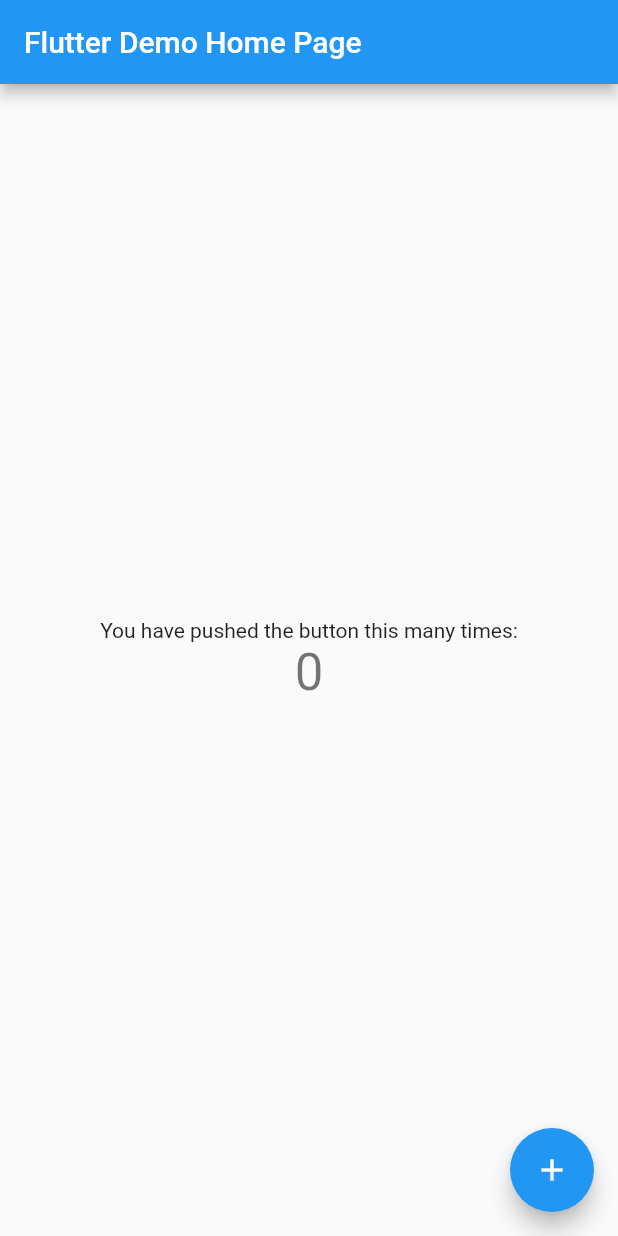
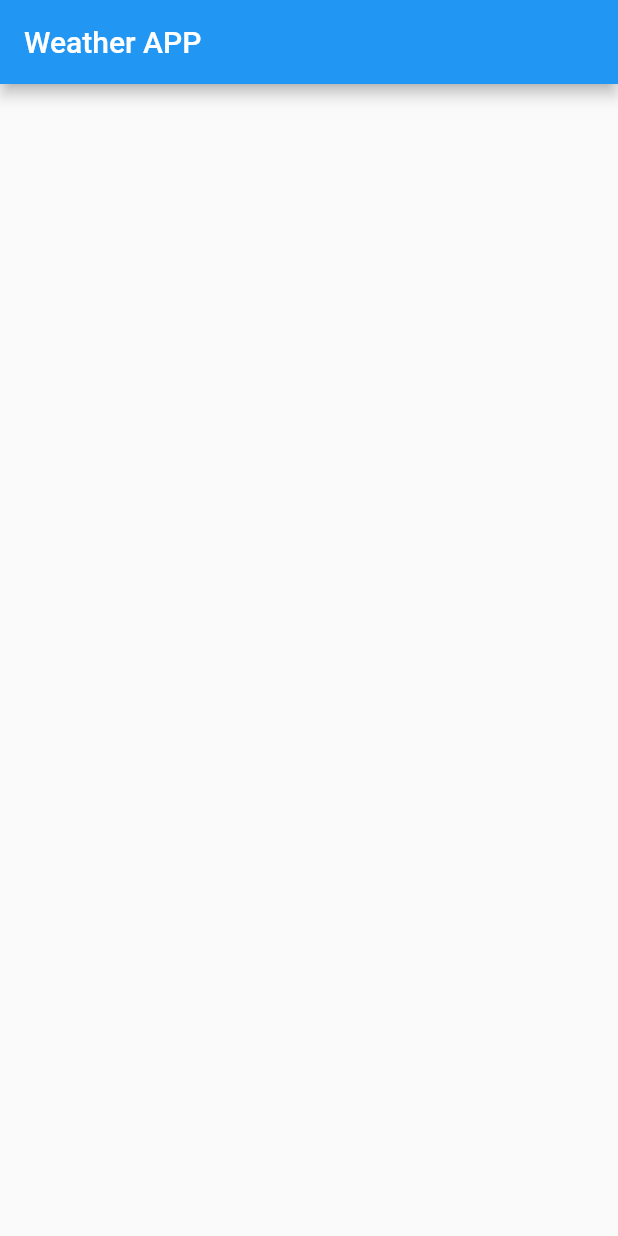
Before and after one commit to xiakshay/free_weather, a Flutter app: the screen it shows after launch, on a phone screen of 412 x 824 dp. Run offline on Flutter 3.47's test engine with Material 2 defaults, Android fonts, the phone set to English and light mode, and no system bars.

Commit message:
start with page

```diff
--- a/lib/main.dart
+++ b/lib/main.dart
@@ -1,4 +1,6 @@
 import 'package:flutter/material.dart';
+
+import 'screens/home.dart';
 
 void main() {
   runApp(const MyApp());
@@ -7,109 +9,15 @@
 class MyApp extends StatelessWidget {
   const MyApp({Key? key}) : super(key: key);
 
-  // This widget is the root of your application.
   @override
   Widget build(BuildContext context) {
     return MaterialApp(
-      title: 'Flutter Demo',
+      title: 'Weather App',
       theme: ThemeData(
-        // This is the theme of your application.
-        //
-        // Try running your application with "flutter run". You'll see the
-        // application has a blue toolbar. Then, without quitting the app, try
-        // changing the primarySwatch below to Colors.green and then invoke
-        // "hot reload" (press "r" in the console where you ran "flutter run",
-        // or simply save your changes to "hot reload" in a Flutter IDE).
-        // Notice that the counter didn't reset back to zero; the application
-        // is not restarted.
         primarySwatch: Colors.blue,
       ),
-      home: const MyHomePage(title: 'Flutter Demo Home Page'),
+      home: const Home(),
+      debugShowCheckedModeBanner: false,
     );
   }
 }
-
-class MyHomePage extends StatefulWidget {
-  const MyHomePage({Key? key, required this.title}) : super(key: key);
-
-  // This widget is the home page of your application. It is stateful, meaning
-  // that it has a State object (defined below) that contains fields that affect
-  // how it looks.
-
-  // This class is the configuration for the state. It holds the values (in this
-  // case the title) provided by the parent (in this case the App widget) and
-  // used by the build method of the State. Fields in a Widget subclass are
-  // always marked "final".
-
-  final String title;
-
-  @override
-  State<MyHomePage> createState() => _MyHomePageState();
-}
-
-class _MyHomePageState extends State<MyHomePage> {
-  int _counter = 0;
-
-  void _incrementCounter() {
-    setState(() {
-      // This call to setState tells the Flutter framework that something has
-      // changed in this State, which causes it to rerun the build method below
-      // so that the display can reflect the updated values. If we changed
-      // _counter without calling setState(), then the build method would not be
-      // called again, and so nothing would appear to happen.
-      _counter++;
-    });
-  }
-
-  @override
-  Widget build(BuildContext context) {
-    // This method is rerun every time setState is called, for instance as done
-    // by the _incrementCounter method above.
-    //
-    // The Flutter framework has been optimized to make rerunning build methods
-    // fast, so that you can just rebuild anything that needs updating rather
-    // than having to individually change instances of widgets.
-    return Scaffold(
-      appBar: AppBar(
-        // Here we take the value from the MyHomePage object that was created by
-        // the App.build method, and use it to set our appbar title.
-        title: Text(widget.title),
-      ),
-      body: Center(
-        // Center is a layout widget. It takes a single child and positions it
-        // in the middle of the parent.
-        child: Column(
-          // Column is also a layout widget. It takes a list of children and
-          // arranges them vertically. By default, it sizes itself to fit its
-          // children horizontally, and tries to be as tall as its parent.
-          //
-          // Invoke "debug painting" (press "p" in the console, choose the
-          // "Toggle Debug Paint" action from the Flutter Inspector in Android
-          // Studio, or the "Toggle Debug Paint" command in Visual Studio Code)
-          // to see the wireframe for each widget.
-          //
-          // Column has various properties to control how it sizes itself and
-          // how it positions its children. Here we use mainAxisAlignment to
-          // center the children vertically; the main axis here is the vertical
-          // axis because Columns are vertical (the cross axis would be
-          // horizontal).
-          mainAxisAlignment: MainAxisAlignment.center,
-          children: <Widget>[
-            const Text(
-              'You have pushed the button this many times:',
-            ),
-            Text(
-              '$_counter',
-              style: Theme.of(context).textTheme.headline4,
-            ),
-          ],
-        ),
-      ),
-      floatingActionButton: FloatingActionButton(
-        onPressed: _incrementCounter,
-        tooltip: 'Increment',
-        child: const Icon(Icons.add),
-      ), // This trailing comma makes auto-formatting nicer for build methods.
-    );
-  }
-}
--- /dev/null
+++ b/lib/screens/home.dart
@@ -0,0 +1,12 @@
+import 'package:flutter/material.dart';
+
+class Home extends StatelessWidget {
+  const Home({Key? key}) : super(key: key);
+
+  @override
+  Widget build(BuildContext context) {
+    return Scaffold(
+      appBar: AppBar(title: const Text("Weather APP")),
+    );
+  }
+}
```
